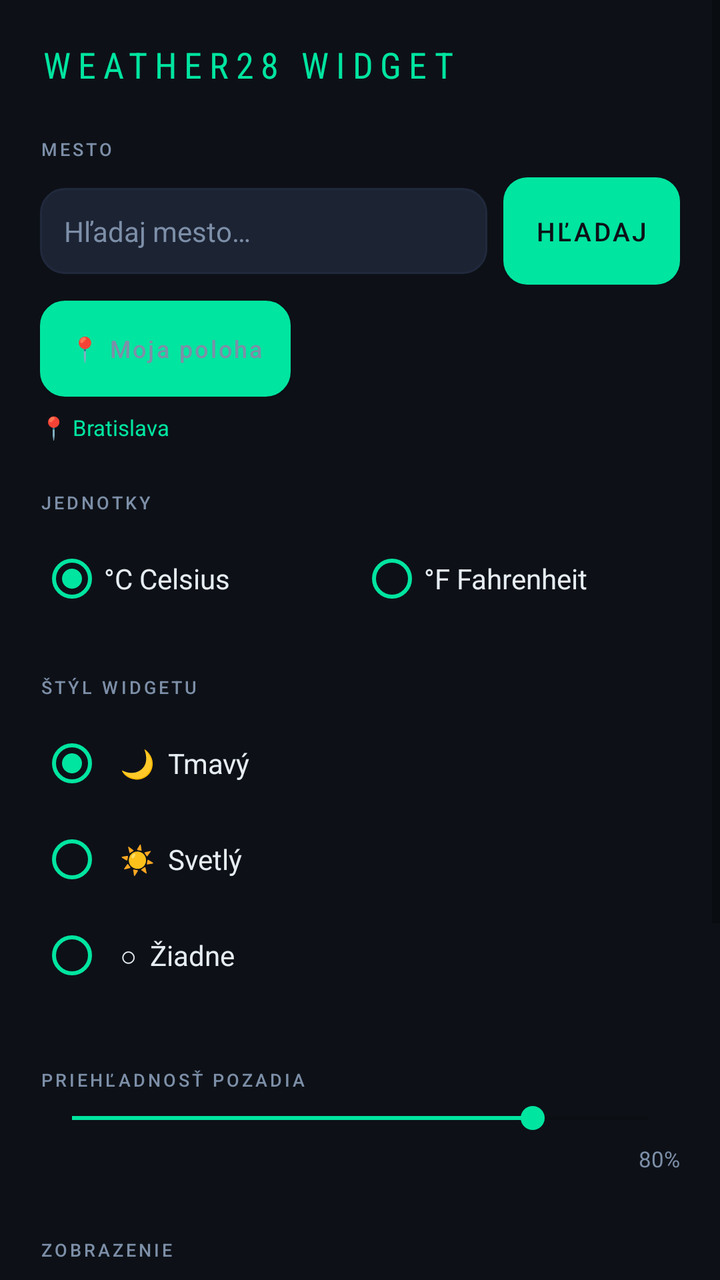
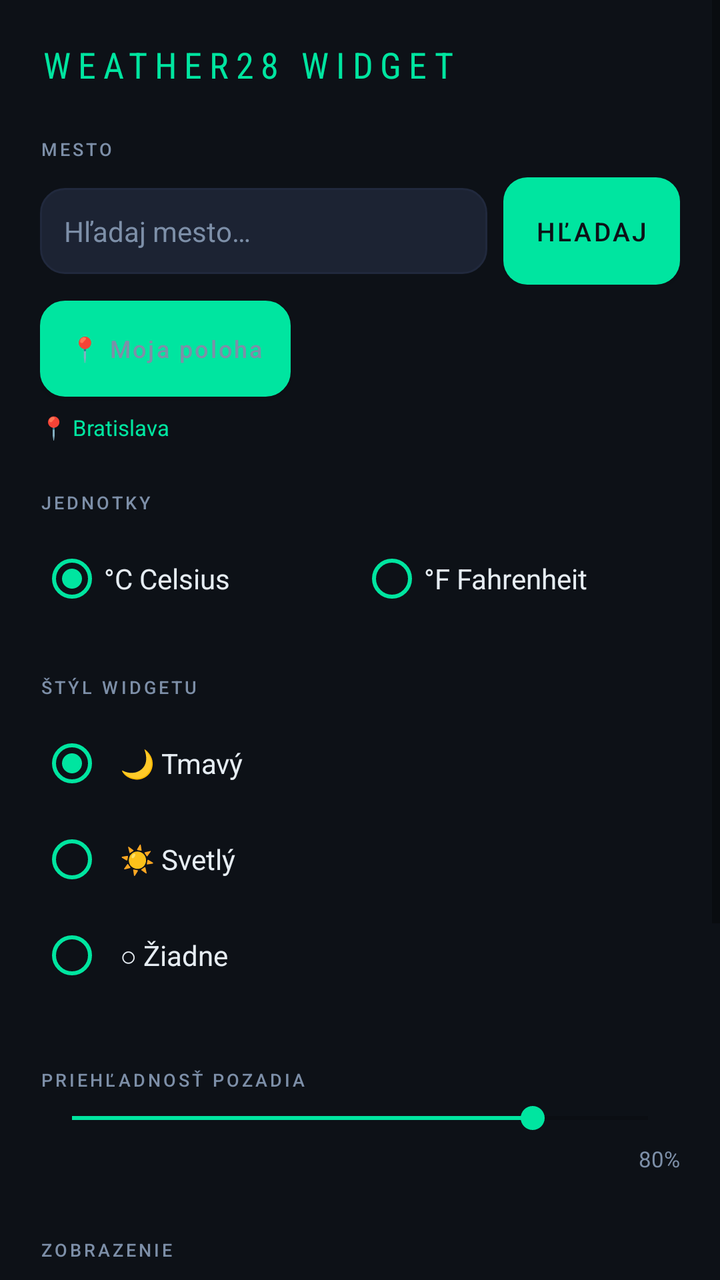

An Android layout rendered at two revisions. The XML below is the earlier revision; the diff shows what the commit changed to produce the second picture.
<!-- AndroidManifest.xml: activity theme Theme.Weather28.Config -->
<!-- res/layout/activity_widget_config.xml -->
<?xml version="1.0" encoding="utf-8"?>
<ScrollView xmlns:android="http://schemas.android.com/apk/res/android"
    android:layout_width="match_parent"
    android:layout_height="match_parent"
    android:background="#0d1117"
    android:fillViewport="true">

    <LinearLayout
        android:layout_width="match_parent"
        android:layout_height="wrap_content"
        android:orientation="vertical"
        android:padding="20dp">

        <TextView
            android:layout_width="match_parent"
            android:layout_height="wrap_content"
            android:text="WEATHER28 WIDGET"
            android:textColor="#00e5a0"
            android:textSize="18sp"
            android:fontFamily="sans-serif-condensed"
            android:textAllCaps="true"
            android:letterSpacing="0.2"
            android:layout_marginBottom="24dp"/>

        
        <TextView
            android:layout_width="match_parent"
            android:layout_height="wrap_content"
            android:text="MESTO"
            android:textColor="#7d8fa8"
            android:textSize="9sp"
            android:textAllCaps="true"
            android:letterSpacing="0.15"
            android:fontFamily="sans-serif-medium"
            android:layout_marginBottom="8dp"/>

        <LinearLayout
            android:layout_width="match_parent"
            android:layout_height="wrap_content"
            android:orientation="horizontal"
            android:gravity="center_vertical">

            <EditText
                android:id="@+id/et_city"
                android:layout_width="0dp"
                android:layout_height="wrap_content"
                android:layout_weight="1"
                android:hint="Hľadaj mesto…"
                android:textColor="#e6edf3"
                android:textColorHint="#7d8fa8"
                android:background="@drawable/config_input_bg"
                android:padding="12dp"
                android:textSize="14sp"
                android:inputType="text"
                android:imeOptions="actionSearch"
                android:singleLine="true"
                android:layout_marginEnd="8dp"/>

            <Button
                android:id="@+id/btn_search"
                android:layout_width="wrap_content"
                android:layout_height="wrap_content"
                android:text="Hľadaj"
                android:background="@drawable/config_btn_bg"
                android:textColor="#0d1117"
                android:fontFamily="sans-serif-medium"
                android:textSize="13sp"
                android:paddingStart="16dp"
                android:paddingEnd="16dp"
                android:paddingTop="12dp"
                android:paddingBottom="12dp"/>
        </LinearLayout>

        <ProgressBar
            android:id="@+id/progress_search"
            android:layout_width="wrap_content"
            android:layout_height="wrap_content"
            android:layout_gravity="center_horizontal"
            android:layout_marginTop="8dp"
            android:visibility="gone"
            android:indeterminateTint="#00e5a0"/>

        
        <Button
            android:id="@+id/btn_gps"
            android:layout_width="wrap_content"
            android:layout_height="wrap_content"
            android:text="📍 Moja poloha"
            android:background="@drawable/config_input_bg"
            android:textColor="#7d8fa8"
            android:fontFamily="sans-serif-medium"
            android:textSize="12sp"
            android:paddingStart="14dp"
            android:paddingEnd="14dp"
            android:paddingTop="9dp"
            android:paddingBottom="9dp"
            android:layout_marginTop="8dp"
            android:textAllCaps="false"/>

        <TextView
            android:id="@+id/tv_search_result"
            android:layout_width="match_parent"
            android:layout_height="wrap_content"
            android:text="📍 Bratislava"
            android:textColor="#00e5a0"
            android:textSize="11sp"
            android:layout_marginTop="8dp"
            android:layout_marginBottom="24dp"/>

        
        <TextView
            android:layout_width="match_parent"
            android:layout_height="wrap_content"
            android:text="JEDNOTKY"
            android:textColor="#7d8fa8"
            android:textSize="9sp"
            android:textAllCaps="true"
            android:letterSpacing="0.15"
            android:fontFamily="sans-serif-medium"
            android:layout_marginBottom="8dp"/>

        <RadioGroup
            android:id="@+id/rg_unit"
            android:layout_width="match_parent"
            android:layout_height="wrap_content"
            android:orientation="horizontal"
            android:layout_marginBottom="24dp">

            <RadioButton
                android:id="@+id/rb_celsius"
                android:layout_width="0dp"
                android:layout_height="wrap_content"
                android:layout_weight="1"
                android:text="°C Celsius"
                android:textColor="#e6edf3"
                android:buttonTint="#00e5a0"
                android:checked="true"/>

            <RadioButton
                android:id="@+id/rb_fahrenheit"
                android:layout_width="0dp"
                android:layout_height="wrap_content"
                android:layout_weight="1"
                android:text="°F Fahrenheit"
                android:textColor="#e6edf3"
                android:buttonTint="#00e5a0"/>
        </RadioGroup>

        
        <TextView
            android:layout_width="match_parent"
            android:layout_height="wrap_content"
            android:text="ŠTÝL WIDGETU"
            android:textColor="#7d8fa8"
            android:textSize="9sp"
            android:textAllCaps="true"
            android:letterSpacing="0.15"
            android:fontFamily="sans-serif-medium"
            android:layout_marginBottom="8dp"/>

        <RadioGroup
            android:id="@+id/rg_style"
            android:layout_width="match_parent"
            android:layout_height="wrap_content"
            android:orientation="vertical"
            android:layout_marginBottom="32dp">

            <RadioButton
                android:id="@+id/rb_dark"
                android:layout_width="match_parent"
                android:layout_height="wrap_content"
                android:text="🌙  Tmavý"
                android:textColor="#e6edf3"
                android:textSize="14sp"
                android:buttonTint="#00e5a0"
                android:padding="8dp"
                android:checked="true"/>

            <RadioButton
                android:id="@+id/rb_light"
                android:layout_width="match_parent"
                android:layout_height="wrap_content"
                android:text="☀️  Svetlý"
                android:textColor="#e6edf3"
                android:textSize="14sp"
                android:buttonTint="#00e5a0"
                android:padding="8dp"/>

            <RadioButton
                android:id="@+id/rb_transparent"
                android:layout_width="match_parent"
                android:layout_height="wrap_content"
                android:text="○  Žiadne"
                android:textColor="#e6edf3"
                android:textSize="14sp"
                android:buttonTint="#00e5a0"
                android:padding="8dp"/>
        </RadioGroup>

        
        <TextView
            android:id="@+id/tv_opacity_label"
            android:layout_width="match_parent"
            android:layout_height="wrap_content"
            android:text="PRIEHĽADNOSŤ POZADIA"
            android:textColor="#7d8fa8"
            android:textSize="9sp"
            android:textAllCaps="true"
            android:letterSpacing="0.15"
            android:fontFamily="sans-serif-medium"
            android:layout_marginBottom="4dp"/>

        <SeekBar
            android:id="@+id/sb_opacity"
            android:layout_width="match_parent"
            android:layout_height="wrap_content"
            android:max="5"
            android:progress="4"
            android:progressTint="#00e5a0"
            android:thumbTint="#00e5a0"
            android:layout_marginBottom="4dp"/>

        <TextView
            android:id="@+id/tv_opacity_val"
            android:layout_width="match_parent"
            android:layout_height="wrap_content"
            android:text="80%"
            android:textColor="#7d8fa8"
            android:textSize="11sp"
            android:gravity="end"
            android:layout_marginBottom="24dp"/>

        
        <TextView
            android:id="@+id/tv_glass_label"
            android:layout_width="match_parent"
            android:layout_height="wrap_content"
            android:text="INTENZITA LIQUID GLASS"
            android:textColor="#7d8fa8"
            android:textSize="9sp"
            android:textAllCaps="true"
            android:letterSpacing="0.15"
            android:fontFamily="sans-serif-medium"
            android:layout_marginBottom="4dp"
            android:visibility="gone"/>

        <SeekBar
            android:id="@+id/sb_glass"
            android:layout_width="match_parent"
            android:layout_height="wrap_content"
            android:max="5"
            android:progress="1"
            android:progressTint="#00e5a0"
            android:thumbTint="#00e5a0"
            android:layout_marginBottom="4dp"
            android:visibility="gone"/>

        <TextView
            android:id="@+id/tv_glass_val"
            android:layout_width="match_parent"
            android:layout_height="wrap_content"
            android:text="20%"
            android:textColor="#7d8fa8"
            android:textSize="11sp"
            android:gravity="end"
            android:layout_marginBottom="24dp"
            android:visibility="gone"/>




        
        <TextView
            android:layout_width="match_parent"
            android:layout_height="wrap_content"
            android:text="ZOBRAZENIE"
            android:textColor="#7d8fa8"
            android:textSize="9sp"
            android:textAllCaps="true"
            android:letterSpacing="0.15"
            android:fontFamily="sans-serif-medium"
            android:layout_marginBottom="8dp"
            android:layout_marginTop="8dp"/>

        <RadioGroup
            android:id="@+id/rg_mode"
            android:layout_width="match_parent"
            android:layout_height="wrap_content"
            android:orientation="horizontal"
            android:layout_marginBottom="24dp">

            <RadioButton
                android:id="@+id/rb_mode_duo"
                android:layout_width="0dp"
                android:layout_height="wrap_content"
                android:layout_weight="1"
                android:text="Dnes + Zajtra"
                android:textColor="#e6edf3"
                android:buttonTint="#00e5a0"
                android:checked="true"/>

            <RadioButton
                android:id="@+id/rb_mode_single"
                android:layout_width="0dp"
                android:layout_height="wrap_content"
                android:layout_weight="1"
                android:text="Len Dnes"
                android:textColor="#e6edf3"
                android:buttonTint="#00e5a0"/>
        </RadioGroup>

        
        <TextView
            android:layout_width="match_parent"
            android:layout_height="wrap_content"
            android:text="INTERVAL OBNOVY"
            android:textColor="#7d8fa8"
            android:textSize="9sp"
            android:textAllCaps="true"
            android:letterSpacing="0.15"
            android:fontFamily="sans-serif-medium"
            android:layout_marginBottom="8dp"
            android:layout_marginTop="8dp"/>

        <RadioGroup
            android:id="@+id/rg_interval"
            android:layout_width="match_parent"
            android:layout_height="wrap_content"
            android:orientation="horizontal"
            android:layout_marginBottom="24dp">

            <RadioButton
                android:id="@+id/rb_15min"
                android:layout_width="0dp"
                android:layout_height="wrap_content"
                android:layout_weight="1"
                android:text="15 min"
                android:textColor="#e6edf3"
                android:buttonTint="#00e5a0"/>

            <RadioButton
                android:id="@+id/rb_30min"
                android:layout_width="0dp"
                android:layout_height="wrap_content"
                android:layout_weight="1"
                android:text="30 min"
                android:textColor="#e6edf3"
                android:buttonTint="#00e5a0"
                android:checked="true"/>

            <RadioButton
                android:id="@+id/rb_60min"
                android:layout_width="0dp"
                android:layout_height="wrap_content"
                android:layout_weight="1"
                android:text="60 min"
                android:textColor="#e6edf3"
                android:buttonTint="#00e5a0"/>
        </RadioGroup>

        
        <Button
            android:id="@+id/btn_save"
            android:layout_width="match_parent"
            android:layout_height="56dp"
            android:text="Pridať widget"
            android:background="@drawable/config_btn_bg"
            android:textColor="#0d1117"
            android:fontFamily="sans-serif-medium"
            android:textSize="15sp"
            android:textAllCaps="false"/>

    </LinearLayout>
</ScrollView>
<!-- resources referenced by this layout -->
<resources>
  <!-- drawable config_btn_bg (drawable) -->
  <?xml version="1.0" encoding="utf-8"?>
  <shape xmlns:android="http://schemas.android.com/apk/res/android" android:shape="rectangle">
      <gradient android:startColor="#00e5a0" android:endColor="#4d9fff" android:angle="135"/>
      <corners android:radius="12dp"/>
  </shape>
  <!-- drawable config_input_bg (drawable) -->
  <?xml version="1.0" encoding="utf-8"?>
  <shape xmlns:android="http://schemas.android.com/apk/res/android" android:shape="rectangle">
      <solid android:color="#1c2333"/>
      <corners android:radius="12dp"/>
      <stroke android:width="1dp" android:color="#21293d"/>
  </shape>
  <style name="Theme.Weather28.Config" parent="Theme.MaterialComponents.DayNight.NoActionBar">
          <item name="colorPrimary">#00e5a0</item>
          <item name="android:windowBackground">#0d1117</item>
          <item name="android:statusBarColor">#0d1117</item>
          <item name="android:navigationBarColor">#0d1117</item>
      </style>
</resources>

<!-- the commit's change to res/layout/activity_widget_config.xml (unified diff, before → after) -->
@@ -26,7 +26,7 @@
         <TextView
             android:layout_width="match_parent"
             android:layout_height="wrap_content"
-            android:text="MESTO"
+            android:text="@string/cfg_city"
             android:textColor="#7d8fa8"
             android:textSize="9sp"
             android:textAllCaps="true"
@@ -45,7 +45,7 @@
                 android:layout_width="0dp"
                 android:layout_height="wrap_content"
                 android:layout_weight="1"
-                android:hint="Hľadaj mesto…"
+                android:hint="@string/cfg_search_hint"
                 android:textColor="#e6edf3"
                 android:textColorHint="#7d8fa8"
                 android:background="@drawable/config_input_bg"
@@ -60,7 +60,7 @@
                 android:id="@+id/btn_search"
                 android:layout_width="wrap_content"
                 android:layout_height="wrap_content"
-                android:text="Hľadaj"
+                android:text="@string/cfg_search"
                 android:background="@drawable/config_btn_bg"
                 android:textColor="#0d1117"
                 android:fontFamily="sans-serif-medium"
@@ -85,7 +85,7 @@
             android:id="@+id/btn_gps"
             android:layout_width="wrap_content"
             android:layout_height="wrap_content"
-            android:text="📍 Moja poloha"
+            android:text="@string/cfg_my_location"
             android:background="@drawable/config_input_bg"
             android:textColor="#7d8fa8"
             android:fontFamily="sans-serif-medium"
@@ -111,7 +111,7 @@
         <TextView
             android:layout_width="match_parent"
             android:layout_height="wrap_content"
-            android:text="JEDNOTKY"
+            android:text="@string/cfg_units"
             android:textColor="#7d8fa8"
             android:textSize="9sp"
             android:textAllCaps="true"
@@ -150,7 +150,7 @@
         <TextView
             android:layout_width="match_parent"
             android:layout_height="wrap_content"
-            android:text="ŠTÝL WIDGETU"
+            android:text="@string/cfg_style"
             android:textColor="#7d8fa8"
             android:textSize="9sp"
             android:textAllCaps="true"
@@ -169,7 +169,7 @@
                 android:id="@+id/rb_dark"
                 android:layout_width="match_parent"
                 android:layout_height="wrap_content"
-                android:text="🌙  Tmavý"
+                android:text="@string/cfg_style_dark"
                 android:textColor="#e6edf3"
                 android:textSize="14sp"
                 android:buttonTint="#00e5a0"
@@ -180,7 +180,7 @@
                 android:id="@+id/rb_light"
                 android:layout_width="match_parent"
                 android:layout_height="wrap_content"
-                android:text="☀️  Svetlý"
+                android:text="@string/cfg_style_light"
                 android:textColor="#e6edf3"
                 android:textSize="14sp"
                 android:buttonTint="#00e5a0"
@@ -190,7 +190,7 @@
                 android:id="@+id/rb_transparent"
                 android:layout_width="match_parent"
                 android:layout_height="wrap_content"
-                android:text="○  Žiadne"
+                android:text="@string/cfg_style_none"
                 android:textColor="#e6edf3"
                 android:textSize="14sp"
                 android:buttonTint="#00e5a0"
@@ -202,7 +202,7 @@
             android:id="@+id/tv_opacity_label"
             android:layout_width="match_parent"
             android:layout_height="wrap_content"
-            android:text="PRIEHĽADNOSŤ POZADIA"
+            android:text="@string/cfg_opacity"
             android:textColor="#7d8fa8"
             android:textSize="9sp"
             android:textAllCaps="true"
@@ -235,7 +235,7 @@
             android:id="@+id/tv_glass_label"
             android:layout_width="match_parent"
             android:layout_height="wrap_content"
-            android:text="INTENZITA LIQUID GLASS"
+            android:text="@string/cfg_glass"
             android:textColor="#7d8fa8"
             android:textSize="9sp"
             android:textAllCaps="true"
@@ -273,7 +273,7 @@
         <TextView
             android:layout_width="match_parent"
             android:layout_height="wrap_content"
-            android:text="ZOBRAZENIE"
+            android:text="@string/cfg_display"
             android:textColor="#7d8fa8"
             android:textSize="9sp"
             android:textAllCaps="true"
@@ -294,7 +294,7 @@
                 android:layout_width="0dp"
                 android:layout_height="wrap_content"
                 android:layout_weight="1"
-                android:text="Dnes + Zajtra"
+                android:text="@string/cfg_mode_duo"
                 android:textColor="#e6edf3"
                 android:buttonTint="#00e5a0"
                 android:checked="true"/>
@@ -304,7 +304,7 @@
                 android:layout_width="0dp"
                 android:layout_height="wrap_content"
                 android:layout_weight="1"
-                android:text="Len Dnes"
+                android:text="@string/cfg_mode_single"
                 android:textColor="#e6edf3"
                 android:buttonTint="#00e5a0"/>
         </RadioGroup>
@@ -313,7 +313,7 @@
         <TextView
             android:layout_width="match_parent"
             android:layout_height="wrap_content"
-            android:text="INTERVAL OBNOVY"
+            android:text="@string/cfg_interval"
             android:textColor="#7d8fa8"
             android:textSize="9sp"
             android:textAllCaps="true"
@@ -363,7 +363,7 @@
             android:id="@+id/btn_save"
             android:layout_width="match_parent"
             android:layout_height="56dp"
-            android:text="Pridať widget"
+            android:text="@string/cfg_add"
             android:background="@drawable/config_btn_bg"
             android:textColor="#0d1117"
             android:fontFamily="sans-serif-medium"
<!-- resource entries referenced after the edit -->
@@ -13,6 +13,22 @@
       <corners android:radius="12dp"/>
       <stroke android:width="1dp" android:color="#21293d"/>
   </shape>
+  <string name="cfg_add">Pridať widget</string>
+  <string name="cfg_city">MESTO</string>
+  <string name="cfg_display">ZOBRAZENIE</string>
+  <string name="cfg_glass">INTENZITA LIQUID GLASS</string>
+  <string name="cfg_interval">INTERVAL OBNOVY</string>
+  <string name="cfg_mode_duo">Dnes + Zajtra</string>
+  <string name="cfg_mode_single">Len Dnes</string>
+  <string name="cfg_my_location">📍 Moja poloha</string>
+  <string name="cfg_opacity">PRIEHĽADNOSŤ POZADIA</string>
+  <string name="cfg_search">Hľadaj</string>
+  <string name="cfg_search_hint">Hľadaj mesto…</string>
+  <string name="cfg_style">ŠTÝL WIDGETU</string>
+  <string name="cfg_style_dark">🌙  Tmavý</string>
+  <string name="cfg_style_light">☀️  Svetlý</string>
+  <string name="cfg_style_none">○  Žiadne</string>
+  <string name="cfg_units">JEDNOTKY</string>
   <style name="Theme.Weather28.Config" parent="Theme.MaterialComponents.DayNight.NoActionBar">
           <item name="colorPrimary">#00e5a0</item>
           <item name="android:windowBackground">#0d1117</item>
